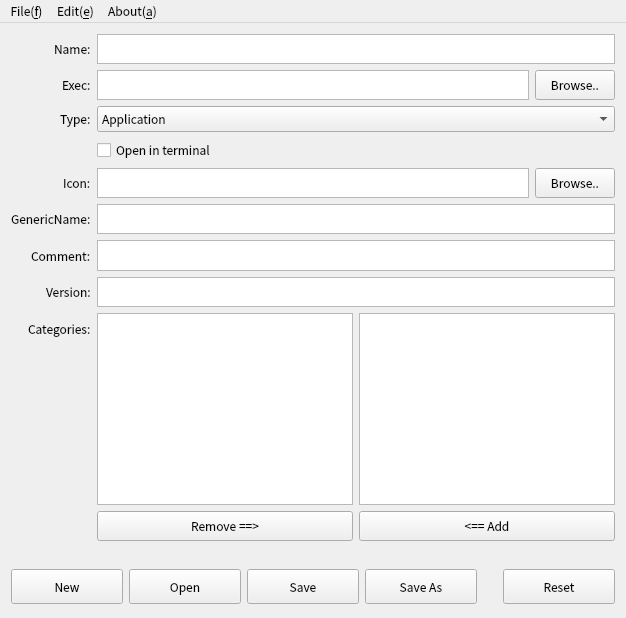
chenghaopeng/desktop-entry-edit, file mainwindow.ui: the form before one commit.
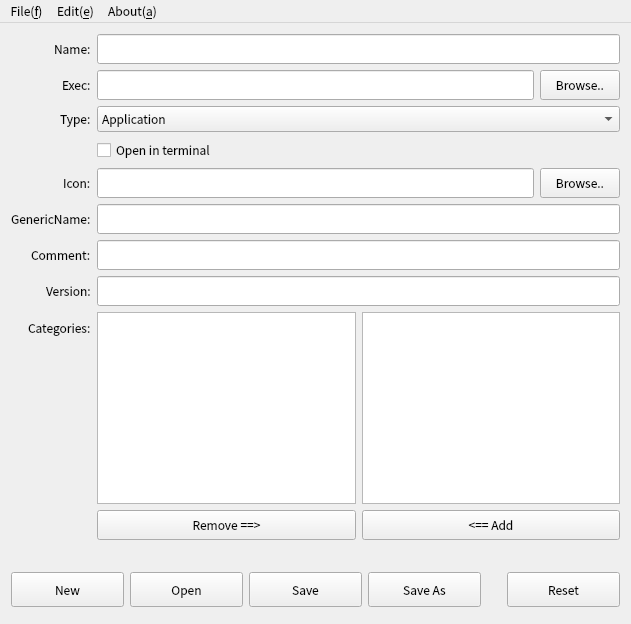
The form after the commit.

Commit message: 🎊 Start WRITING ui code; change QPlainTextEdit to QLineEdit;

Diff of the .ui file:
```diff
--- a/mainwindow.ui
+++ b/mainwindow.ui
@@ -5,6 +5,20 @@
   <property name="enabled">
    <bool>true</bool>
   </property>
+  <property name="geometry">
+   <rect>
+    <x>0</x>
+    <y>0</y>
+    <width>631</width>
+    <height>624</height>
+   </rect>
+  </property>
+  <property name="maximumSize">
+   <size>
+    <width>631</width>
+    <height>624</height>
+   </size>
+  </property>
   <property name="font">
    <font>
     <family>Noto Sans CJK SC</family>
@@ -32,19 +46,6 @@
         </property>
        </widget>
       </item>
-      <item row="0" column="1">
-       <widget class="QPlainTextEdit" name="plainTextEdit">
-        <property name="maximumSize">
-         <size>
-          <width>16777215</width>
-          <height>30</height>
-         </size>
-        </property>
-        <property name="tabChangesFocus">
-         <bool>true</bool>
-        </property>
-       </widget>
-      </item>
       <item row="1" column="0">
        <widget class="QLabel" name="label_2">
         <property name="text">
@@ -60,7 +61,7 @@
        </widget>
       </item>
       <item row="2" column="1">
-       <widget class="QComboBox" name="comboBox">
+       <widget class="QComboBox" name="cmbType">
         <item>
          <property name="text">
           <string>Application</string>
@@ -74,7 +75,7 @@
        </widget>
       </item>
       <item row="3" column="1">
-       <widget class="QCheckBox" name="checkBox">
+       <widget class="QCheckBox" name="chkTerminal">
         <property name="text">
          <string>Open in terminal</string>
         </property>
@@ -94,19 +95,6 @@
         </property>
        </widget>
       </item>
-      <item row="5" column="1">
-       <widget class="QPlainTextEdit" name="plainTextEdit_6">
-        <property name="maximumSize">
-         <size>
-          <width>16777215</width>
-          <height>30</height>
-         </size>
-        </property>
-        <property name="tabChangesFocus">
-         <bool>true</bool>
-        </property>
-       </widget>
-      </item>
       <item row="6" column="0">
        <widget class="QLabel" name="label_7">
         <property name="text">
@@ -114,19 +102,6 @@
         </property>
        </widget>
       </item>
-      <item row="6" column="1">
-       <widget class="QPlainTextEdit" name="plainTextEdit_7">
-        <property name="maximumSize">
-         <size>
-          <width>16777215</width>
-          <height>31</height>
-         </size>
-        </property>
-        <property name="tabChangesFocus">
-         <bool>true</bool>
-        </property>
-       </widget>
-      </item>
       <item row="7" column="0">
        <widget class="QLabel" name="label_8">
         <property name="text">
@@ -134,19 +109,6 @@
         </property>
        </widget>
       </item>
-      <item row="7" column="1">
-       <widget class="QPlainTextEdit" name="plainTextEdit_8">
-        <property name="maximumSize">
-         <size>
-          <width>16777215</width>
-          <height>30</height>
-         </size>
-        </property>
-        <property name="tabChangesFocus">
-         <bool>true</bool>
-        </property>
-       </widget>
-      </item>
       <item row="8" column="0">
        <widget class="QLabel" name="label_9">
         <property name="text">
@@ -157,20 +119,23 @@
       <item row="1" column="1">
        <layout class="QHBoxLayout" name="horizontalLayout">
         <item>
-         <widget class="QPlainTextEdit" name="plainTextEdit_2">
+         <widget class="QLineEdit" name="editExec">
+          <property name="minimumSize">
+           <size>
+            <width>0</width>
+            <height>30</height>
+           </size>
+          </property>
           <property name="maximumSize">
            <size>
             <width>16777215</width>
             <height>30</height>
            </size>
           </property>
-          <property name="tabChangesFocus">
-           <bool>true</bool>
-          </property>
          </widget>
         </item>
         <item>
-         <widget class="QPushButton" name="pushButton">
+         <widget class="QPushButton" name="btnExec">
           <property name="minimumSize">
            <size>
             <width>0</width>
@@ -193,20 +158,23 @@
       <item row="4" column="1">
        <layout class="QHBoxLayout" name="horizontalLayout_2">
         <item>
-         <widget class="QPlainTextEdit" name="plainTextEdit_3">
+         <widget class="QLineEdit" name="editIcon">
+          <property name="minimumSize">
+           <size>
+            <width>0</width>
+            <height>30</height>
+           </size>
+          </property>
           <property name="maximumSize">
            <size>
             <width>16777215</width>
             <height>30</height>
            </size>
           </property>
-          <property name="tabChangesFocus">
-           <bool>true</bool>
-          </property>
          </widget>
         </item>
         <item>
-         <widget class="QPushButton" name="pushButton_2">
+         <widget class="QPushButton" name="btnIcon">
           <property name="minimumSize">
            <size>
             <width>0</width>
@@ -234,10 +202,10 @@
         <item>
          <layout class="QVBoxLayout" name="verticalLayout_3">
           <item>
-           <widget class="QListWidget" name="listWidget"/>
+           <widget class="QListWidget" name="lstCategories"/>
           </item>
           <item>
-           <widget class="QPushButton" name="pushButton_3">
+           <widget class="QPushButton" name="btnRmCategory">
             <property name="minimumSize">
              <size>
               <width>0</width>
@@ -260,7 +228,7 @@
         <item>
          <layout class="QVBoxLayout" name="verticalLayout_2">
           <item>
-           <widget class="QListView" name="listView">
+           <widget class="QListView" name="lstNotCategories">
             <property name="minimumSize">
              <size>
               <width>0</width>
@@ -276,7 +244,7 @@
            </widget>
           </item>
           <item>
-           <widget class="QPushButton" name="pushButton_4">
+           <widget class="QPushButton" name="btnAddCategory">
             <property name="minimumSize">
              <size>
               <width>0</width>
@@ -298,6 +266,70 @@
         </item>
        </layout>
       </item>
+      <item row="0" column="1">
+       <widget class="QLineEdit" name="editName">
+        <property name="minimumSize">
+         <size>
+          <width>0</width>
+          <height>30</height>
+         </size>
+        </property>
+        <property name="maximumSize">
+         <size>
+          <width>16777215</width>
+          <height>30</height>
+         </size>
+        </property>
+       </widget>
+      </item>
+      <item row="5" column="1">
+       <widget class="QLineEdit" name="editGenericName">
+        <property name="minimumSize">
+         <size>
+          <width>0</width>
+          <height>30</height>
+         </size>
+        </property>
+        <property name="maximumSize">
+         <size>
+          <width>16777215</width>
+          <height>30</height>
+         </size>
+        </property>
+       </widget>
+      </item>
+      <item row="6" column="1">
+       <widget class="QLineEdit" name="editComment">
+        <property name="minimumSize">
+         <size>
+          <width>0</width>
+          <height>30</height>
+         </size>
+        </property>
+        <property name="maximumSize">
+         <size>
+          <width>16777215</width>
+          <height>30</height>
+         </size>
+        </property>
+       </widget>
+      </item>
+      <item row="7" column="1">
+       <widget class="QLineEdit" name="editVersion">
+        <property name="minimumSize">
+         <size>
+          <width>0</width>
+          <height>30</height>
+         </size>
+        </property>
+        <property name="maximumSize">
+         <size>
+          <width>16777215</width>
+          <height>30</height>
+         </size>
+        </property>
+       </widget>
+      </item>
      </layout>
     </item>
     <item>
@@ -316,7 +348,7 @@
     <item>
      <layout class="QHBoxLayout" name="horizontalLayout_4">
       <item>
-       <widget class="QPushButton" name="pushButton_6">
+       <widget class="QPushButton" name="btnNew">
         <property name="minimumSize">
          <size>
           <width>0</width>
@@ -335,7 +367,7 @@
        </widget>
       </item>
       <item>
-       <widget class="QPushButton" name="pushButton_5">
+       <widget class="QPushButton" name="btnOpen">
         <property name="minimumSize">
          <size>
           <width>0</width>
@@ -354,7 +386,7 @@
        </widget>
       </item>
       <item>
-       <widget class="QPushButton" name="pushButton_7">
+       <widget class="QPushButton" name="btnSave">
         <property name="minimumSize">
          <size>
           <width>0</width>
@@ -373,7 +405,7 @@
        </widget>
       </item>
       <item>
-       <widget class="QPushButton" name="pushButton_8">
+       <widget class="QPushButton" name="btnSaveAs">
         <property name="minimumSize">
          <size>
           <width>0</width>
@@ -405,7 +437,7 @@
        </spacer>
       </item>
       <item>
-       <widget class="QPushButton" name="pushButton_9">
+       <widget class="QPushButton" name="btnReset">
         <property name="minimumSize">
          <size>
           <width>0</width>
@@ -432,7 +464,7 @@
     <rect>
      <x>0</x>
      <y>0</y>
-     <width>686</width>
+     <width>631</width>
      <height>23</height>
     </rect>
    </property>
```
Left out of the diff: 33 changed lines with no effect on the pictures. The commit also changes 4 other files.
